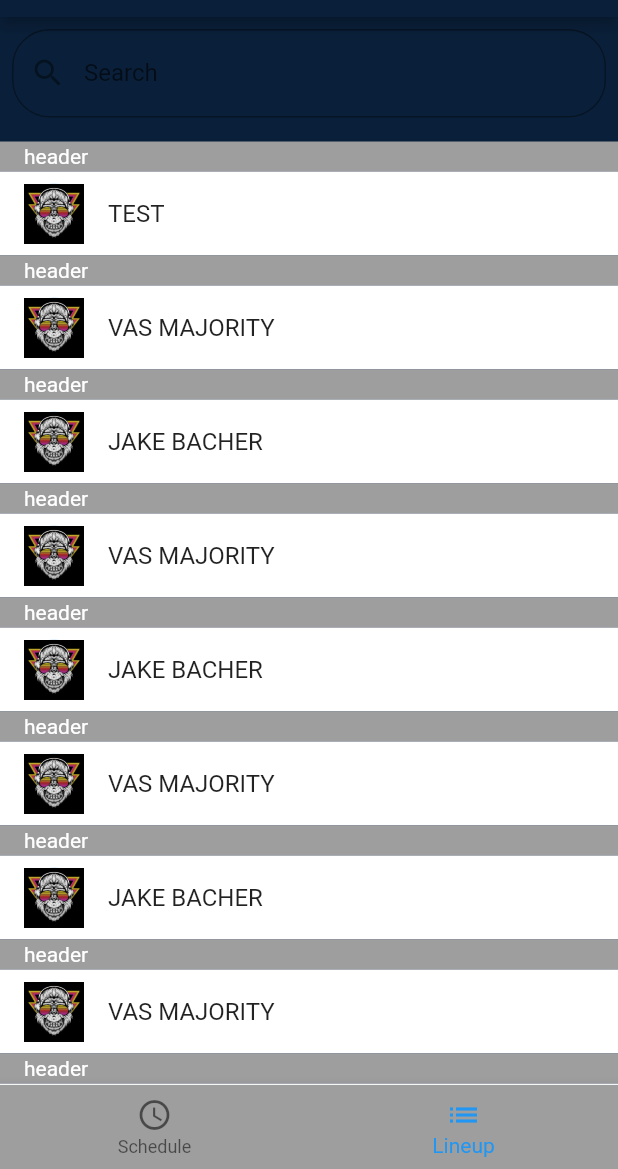
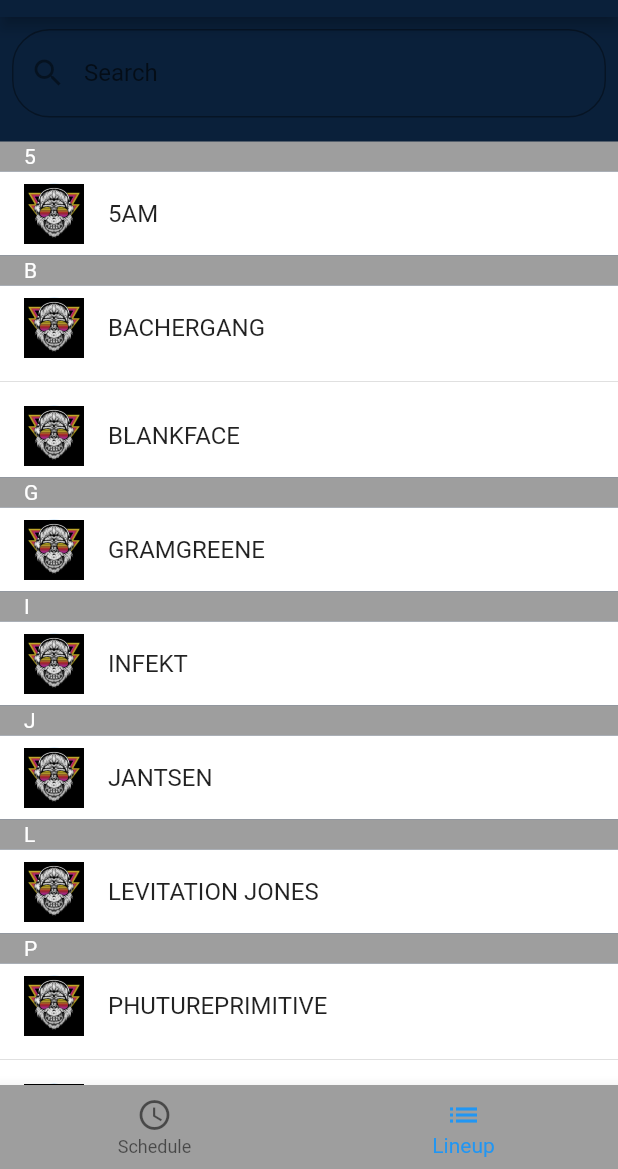
Before and after one commit to jbacher/bigfootelectro-app, a Flutter app: the LineupScreen screen opened by its route, item 2 of the bottom bar chosen, on a phone screen of 412 x 824 dp, the part 67-1236 px from its top. Run offline on Flutter 3.47's test engine with Material 2 defaults, Android fonts, the light colour scheme and no system bars; drawn by our look-alikes of sticky_headers; our stand-ins replace photo_view.

Commit message:
major progress on lineup

```diff
--- a/lib/main.dart
+++ b/lib/main.dart
@@ -24,7 +24,7 @@ class App extends StatelessWidget {
         "/myschedule": (context) => MainScaffold("MY SCHEDULE", myScheduleScreen()),
         "/info": (context) => MainScaffold("INFO & FAQ", InfoScreen()), //maybe call this info?
         "/map": (context) => MainScaffold("MAP", mapScreen()),
-        "/announcements": (context) => MainScaffold("ANNOUNCEMENTS", NotificationScreen()),
+        "/announcements": (context) => MainScaffold("ANNOUNCEMENTS", AnnouncementScreen()),
       },
     );
   }
--- a/lib/models/artist.dart
+++ b/lib/models/artist.dart
@@ -1,13 +1,16 @@
+import 'package:flutter/cupertino.dart';
+
 class Artist {
   final String name;
-  // final String soundcloudLink;
-  // final String twitterLink;
-  // final String facebookLink;
-  // final String instagramLink;
-  // final DateTime performanceTime;
+  final String soundcloudLink = "https://soundcloud.com";
+  final String twitterLink = "https://twitter.com";
+  final String facebookLink = "https://facebook.com";
+  final String instagramLink = "https://instagram.com";
+  final String website = "https://google.com";
+  final DateTime performanceTime; //might make this into a list
   // final String venue; //enum?
 
-  const Artist({this.name});
+  const Artist(this.name, this.performanceTime);
   //will have time at some point, and an image perhaps?
 }
 
@@ -16,3 +19,26 @@ enum Stages {
   stage1,
   stage2
 }
+
+List artistsList = <Artist> [
+  Artist("INFEKT", DateTime.parse("2020-05-22 12:00:04Z")),
+  Artist("JANTSEN", DateTime.parse("2020-05-22 12:00:04Z")),
+  Artist("PHUTUREPRIMITIVE", DateTime.parse("2020-05-22 12:30:04Z")),
+  Artist("SHIVERZ", DateTime.parse("2020-05-22 13:00:04Z")),
+  Artist("TEDDY KILLERZ", DateTime.parse("2020-05-22 14:00:04Z")),
+  Artist("YHETI", DateTime.parse("2020-05-22 14:00:04Z")),
+  Artist("TOADFACE", DateTime.parse("2020-05-22 14:30:04Z")),
+  Artist("WALTERWILDE", DateTime.parse("2020-05-23 12:00:04Z")),
+  Artist("BLANKFACE", DateTime.parse("2020-05-23 12:30:04Z")),
+  Artist("LEVITATION JONES", DateTime.parse("2020-05-23 12:30:04Z")),
+  Artist("5AM", DateTime.parse("2020-05-23 12:30:04Z")),
+  Artist("WAX FUTURE", DateTime.parse("2020-05-23 13:30:04Z")),
+  Artist("SUBJECT 31", DateTime.parse("2020-05-23 13:45:04Z")),
+  Artist("ZUBHA", DateTime.parse("2020-05-24 12:00:04Z")),
+  Artist("GRAMGREENE", DateTime.parse("2020-05-24 12:00:04Z")),
+  Artist("TWEED", DateTime.parse("2020-05-24 13:00:04Z")),
+  Artist("BACHERGANG", DateTime.parse("2020-05-24 14:00:04Z")),
+  Artist("VAS MAJORITY", DateTime.parse("2020-05-24 14:30:04Z")),
+  Artist("THE WIDDLER", DateTime.parse("2020-05-24 14:30:04Z")),
+  Artist("PUSHLOOP", DateTime.parse("2020-05-24 14:30:04Z")),
+];
--- a/lib/screens/lineup/lineup_screen.dart
+++ b/lib/screens/lineup/lineup_screen.dart
@@ -1,3 +1,5 @@
+import 'dart:collection';
+
 import 'package:bigfoot_electro/theme/style.dart';
 import 'package:bigfoot_electro/widgets/bfe_drawer.dart';
 import 'package:bigfoot_electro/widgets/search_bar.dart';
@@ -29,33 +31,42 @@ class LineupScreen extends StatefulWidget {
   }
 }
 
-  List artistsList = <Artist> [
-    Artist(name: "test"),
-    Artist(name: "Vas Majority"),
-    Artist(name: "Jake Bacher"),
-    Artist(name: "Vas Majority"),
-    Artist(name: "Jake Bacher"),
-    Artist(name: "Vas Majority"),
-    Artist(name: "Jake Bacher"),
-    Artist(name: "Vas Majority"),
-    Artist(name: "Jake Bacher"),
-    Artist(name: "Vas Majority"),
-    Artist(name: "Jake Bacher"),
-    Artist(name: "Vas Majority"),
-    Artist(name: "Jake Bacher")
-  ];
-
 class _LineupState extends State<LineupScreen> {
   int _currentIndex = 0;
   String _title = "Schedule";
-  List artists = artistsList;
+
+  List _currentList = List();
+
+  Map<String, List<Artist>> _alphabeticalArtists = SplayTreeMap<String, List<Artist>>();
+
+  populateAlphbaeticalArtists() {
+    artistsList.forEach((artist) {
+      if (!_alphabeticalArtists.containsKey(artist.name[0])) {
+        _alphabeticalArtists[artist.name[0]] = [];
+      }
+      _alphabeticalArtists[artist.name[0]].add(artist);
+    });
+    _alphabeticalArtists.forEach( (k,v) {
+      v.sort((a,b) {
+        return a.name.toLowerCase().compareTo(b.name.toLowerCase());
+      });
 
 
+    });
+  }
 
-  List<Widget> _screens = [
+  @override initState() {
+    _currentList.addAll(artistsList);
+    populateAlphbaeticalArtists();
+    super.initState();
+  }
+
+  List<Widget> _createScreens() {
+    return [
       placeholderWidget(Colors.green),
       Scrollbar(
         child: ListView.builder(
+        shrinkWrap: true,
         padding: EdgeInsets.symmetric(vertical: 8.0),
         itemBuilder: (context, index){
           return StickyHeader(
@@ -64,20 +75,34 @@ class _LineupState extends State<LineupScreen> {
               color: Colors.grey, //pick a lighter gray to match bottom bar
               padding: EdgeInsets.symmetric(horizontal: 16),
               alignment: Alignment.centerLeft,
-            child: Text("header",
+              child: Text(_alphabeticalArtists.keys.elementAt(index),
                 style: const TextStyle(color: Colors.white),
               ),
             ),
             content: Container(
               color: Colors.white,
-            child: _ArtistListItem(artistsList[index]),
+              // child: _ArtistListItem(artistsList[index]),
+              child: ListView.builder(
+                physics: NeverScrollableScrollPhysics(),
+                shrinkWrap: true,
+                itemCount: _alphabeticalArtists[_alphabeticalArtists.keys.elementAt(index)].length,
+                itemBuilder: (context, index2) {
+                  return Column(
+                    children: <Widget> [
+                      _ArtistListItem(_alphabeticalArtists[_alphabeticalArtists.keys.elementAt(index)][index2]),
+                      index2 <  _alphabeticalArtists[_alphabeticalArtists.keys.elementAt(index)].length -1 ? Divider() : SizedBox.shrink()
+                    ]
+                  );
+                },
+              ),
             )
           );
         },
-      itemCount: artistsList.length,
+        itemCount: _alphabeticalArtists.keys.length,
         ),
       )
     ];
+  }
 
   void onTabTapped(int index) {
     setState(() {
@@ -114,7 +139,7 @@ class _LineupState extends State<LineupScreen> {
             //TODO: search bar might not be needed as the plan is to have alphabetical scrolling!
             searchBar(null),
             Expanded(
-              child: _screens[_currentIndex],
+              child: _createScreens()[_currentIndex],
             )
           ],
         )
```
Also changed, not shown: lib/models/notification.dart (+8 -8 lines), lib/screens/notifications/notification_focus.dart (+30 -0 lines), lib/screens/notifications/notification_screen.dart (+8 -4 lines). Lines whose indentation alone changed are shown as unchanged.
